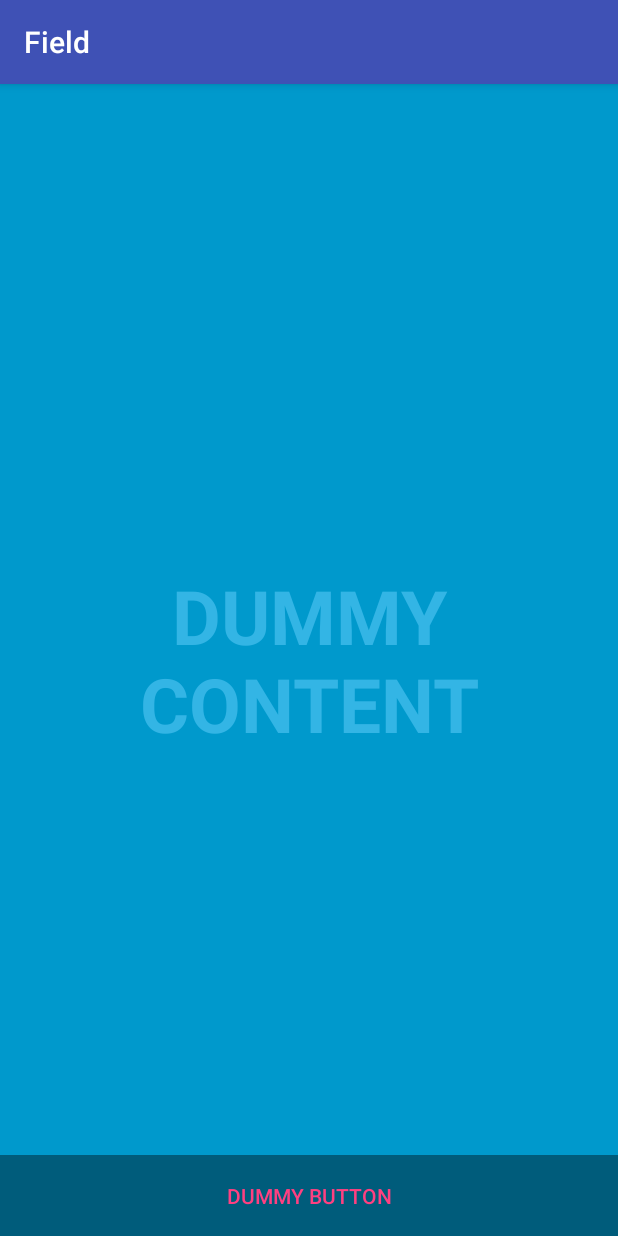
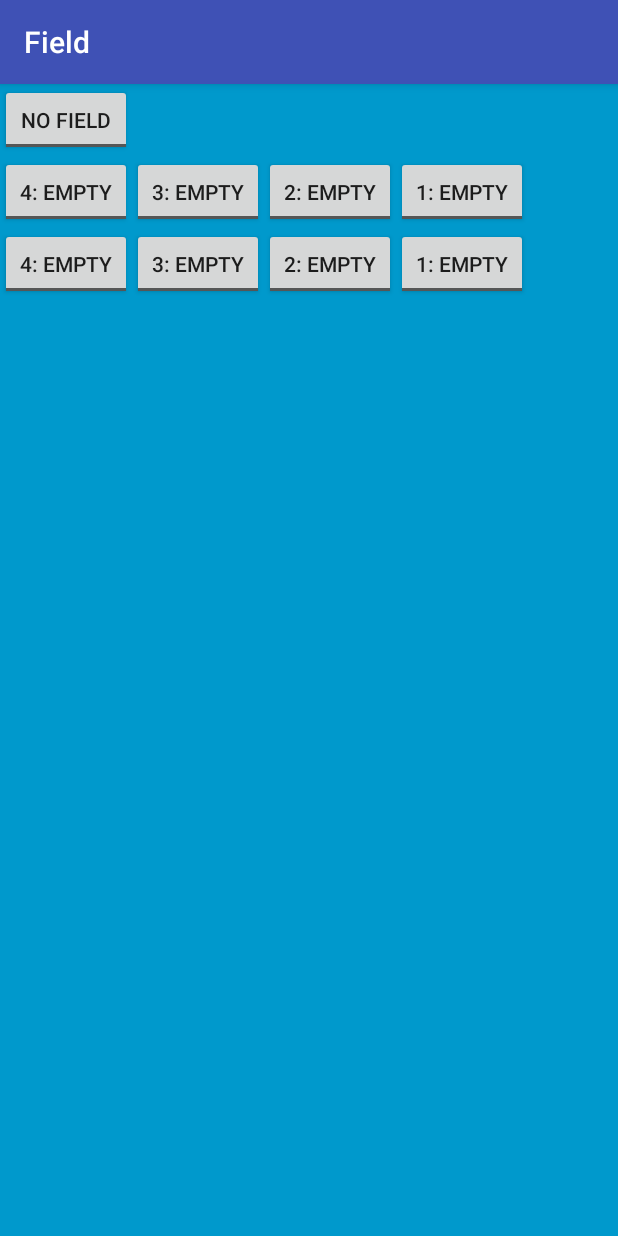
Before and after one commit to GompeiAndTheBrobots/2K1Field, an Android app: the screen it shows after launch (Main), on a phone screen of 412 x 824 dp. Run offline under Robolectric (Android 15) with nearby library versions, the phone set to English and light mode, and no system bars.

Commit message:
Added basic button layout

```diff
--- a/app/src/main/res/layout/activity_fullscreen.xml
+++ b/app/src/main/res/layout/activity_fullscreen.xml
@@ -6,27 +6,125 @@
     <!-- The primary full-screen view. This can be replaced with whatever view
          is needed to present your content, e.g. VideoView, SurfaceView,
          TextureView, etc. -->
-    <TextView android:id="@+id/fullscreen_content" android:layout_width="match_parent"
-        android:layout_height="match_parent" android:keepScreenOn="true" android:textColor="#33b5e5"
-        android:textStyle="bold" android:textSize="50sp" android:gravity="center"
-        android:text="@string/dummy_content" />
 
     <!-- This FrameLayout insets its children based on system windows using
          android:fitsSystemWindows. -->
-    <FrameLayout android:layout_width="match_parent" android:layout_height="match_parent"
-        android:fitsSystemWindows="true">
 
-        <LinearLayout android:id="@+id/fullscreen_content_controls" style="?metaButtonBarStyle"
-            android:layout_width="match_parent" android:layout_height="wrap_content"
-            android:layout_gravity="bottom|center_horizontal"
-            android:background="@color/black_overlay" android:orientation="horizontal"
-            tools:ignore="UselessParent">
+    <LinearLayout
+        android:orientation="vertical"
+        android:layout_width="match_parent"
+        android:layout_height="match_parent"
+        android:layout_gravity="center">
 
-            <Button android:id="@+id/dummy_button" style="?metaButtonBarButtonStyle"
-                android:layout_width="0dp" android:layout_height="wrap_content"
-                android:layout_weight="1" android:text="@string/dummy_button" />
+        <LinearLayout
+            android:orientation="horizontal"
+            android:layout_width="match_parent"
+            android:layout_height="wrap_content"
+            android:layout_gravity="center_horizontal"
+            android:weightSum="1">
 
+            <ToggleButton
+                android:layout_width="wrap_content"
+                android:layout_height="wrap_content"
+                android:text="Toggle Field"
+                android:textOff="No Field"
+                android:textOn="Field"
+                android:id="@+id/toggleField"
+                android:checked="false"
+                android:clickable="false"
+                android:layout_gravity="top|center_horizontal" />
         </LinearLayout>
-    </FrameLayout>
+
+        <GridLayout
+            android:layout_width="match_parent"
+            android:layout_height="match_parent"
+            android:layout_gravity="center_horizontal"
+            android:columnCount="4"
+            android:rowCount="10">
+
+            <ToggleButton
+                android:layout_width="wrap_content"
+                android:layout_height="wrap_content"
+                android:text="Supply 4"
+                android:id="@+id/Supply4"
+                android:checked="false"
+                android:textOff="4: Empty"
+                android:textOn="4: Full"
+                android:onClick="updateState"
+                tools:ignore="InvalidId" />
+
+            <ToggleButton
+                android:layout_width="wrap_content"
+                android:layout_height="wrap_content"
+                android:text="Supply 3"
+                android:id="@+id/Supply3"
+                android:textOff="3: Empty"
+                android:textOn="3: Full"
+                android:onClick="updateState"
+                android:checked="false" />
+
+            <ToggleButton
+                android:layout_width="wrap_content"
+                android:layout_height="wrap_content"
+                android:text="Supply 2"
+                android:id="@+id/Supply2"
+                android:textOff="2: Empty"
+                android:textOn="2: Full"
+                android:onClick="updateState"
+                android:checked="false" />
+
+            <ToggleButton
+                android:layout_width="wrap_content"
+                android:layout_height="wrap_content"
+                android:text="Supply 1"
+                android:id="@+id/Supply1"
+                android:textOff="1: Empty"
+                android:textOn="1: Full"
+                android:onClick="updateState"
+                android:checked="false" />
+
+            <ToggleButton
+                android:layout_width="wrap_content"
+                android:layout_height="wrap_content"
+                android:text="Storage 4"
+                android:id="@+id/Storage4"
+                android:textOff="4: Empty"
+                android:textOn="4: Full"
+                android:onClick="updateState"
+                android:checked="false" />
+
+            <ToggleButton
+                android:layout_width="wrap_content"
+                android:layout_height="wrap_content"
+                android:text="Storage 3"
+                android:id="@+id/Storage3"
+                android:textOff="3: Empty"
+                android:textOn="3: Full"
+                android:onClick="updateState"
+                android:checked="false" />
+
+            <ToggleButton
+                android:layout_width="wrap_content"
+                android:layout_height="wrap_content"
+                android:text="Storage 2"
+                android:id="@+id/Storage2"
+                android:textOff="2: Empty"
+                android:textOn="2: Full"
+                android:onClick="updateState"
+                android:checked="false" />
+
+            <ToggleButton
+                android:layout_width="wrap_content"
+                android:layout_height="wrap_content"
+                android:text="Storage 1"
+                android:id="@+id/Storage1"
+                android:textOff="1: Empty"
+                android:textOn="1: Full"
+                android:onClick="updateState"
+                android:checked="false" />
+
+        </GridLayout>
+
+    </LinearLayout>
 
 </FrameLayout>
```
